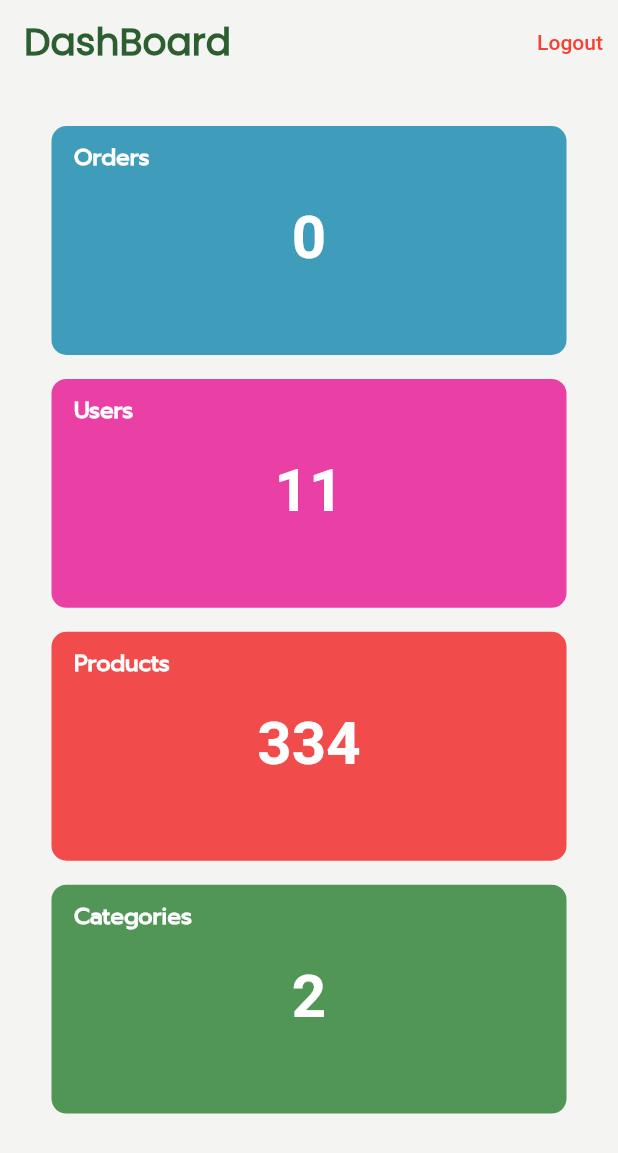
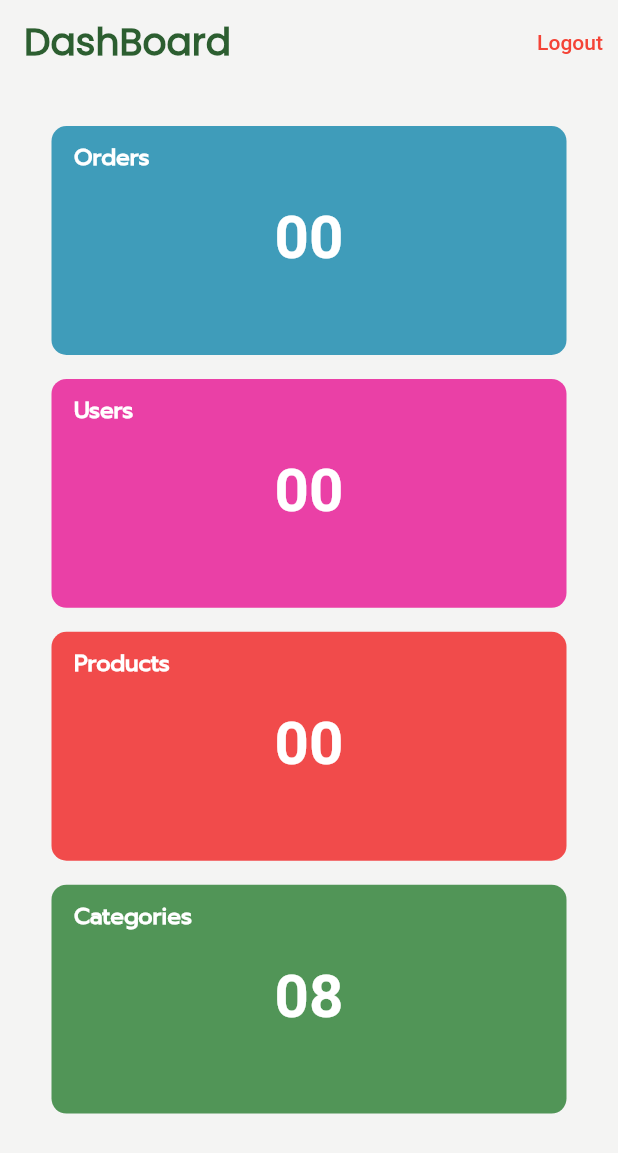
Before and after one commit to mhd-atheel/groceryapp, a Flutter app: the AdminHome screen opened directly, on a phone screen of 412 x 824 dp. Shown: the top 1153 px of the screen. Run offline on Flutter 3.47's test engine with Material 2 defaults, Android fonts, the phone set to English and light mode, and no system bars; our stand-ins replace badges, cached_network_image, carousel_slider, cloud_firestore, custom_sliding_segmented_control, firebase_auth and 7 more; missing offline and left inert: bottom_bar, payhere_mobilesdk_flutter; accounts and stored records are empty.

Commit message:
adding get x value

```diff
--- a/lib/admins/adminHome.dart
+++ b/lib/admins/adminHome.dart
@@ -15,6 +15,8 @@ class AdminHome extends StatefulWidget {
 
 class _AdminHomeState extends State<AdminHome> {
   late int ordersCount = -1;
+  late int userCount = -1;
+  late int productCount = -1;
   @override
   void initState() {
     print('Hi1');
@@ -31,7 +33,13 @@ class _AdminHomeState extends State<AdminHome> {
     await FirebaseFirestore.instance.collection('biodata').get(
     ).then((value) {
       setState(() {
-        ordersCount = value.size;
+        userCount = value.size;
+      });
+    });
+    await FirebaseFirestore.instance.collection('products').get(
+    ).then((value) {
+      setState(() {
+        productCount = value.size;
       });
     });
 
@@ -68,9 +76,9 @@ class _AdminHomeState extends State<AdminHome> {
             children: [
               const SizedBox(height: 20,),
               Functions.Dashboard_box(context,0xff3F9CBA,"Orders",ordersCount),
-              Functions.Dashboard_box(context,0xffEA40A6,"Users",11),
-              Functions.Dashboard_box(context,0xffF14B4B,"Products",334),
-              Functions.Dashboard_box(context,0xff519557,"Categories",2),
+              Functions.Dashboard_box(context,0xffEA40A6,"Users",userCount),
+              Functions.Dashboard_box(context,0xffF14B4B,"Products",productCount),
+              Functions.Dashboard_box(context,0xff519557,"Categories",8),
                const SizedBox(height: 20,),
             ],
           ),
--- a/lib/variables.dart
+++ b/lib/variables.dart
@@ -8,6 +8,9 @@ class  Variable extends GetxController {
    RxInt itemCount = 1.obs;
 
 }
+class  ItemVariable extends GetxController {
+   RxInt itemCount = 1.obs;
+}
 class IsLoading{
    static bool isLoading  = false;
 }
--- a/lib/widget/dashboardBox.dart
+++ b/lib/widget/dashboardBox.dart
@@ -71,7 +71,7 @@ class Functions {
                       count!=-1 ? Padding(
                         padding: const EdgeInsets.all(8.0),
                         child: Text(
-                          count.toString(),
+                          count<=9&&count>=0?'0'+count.toString():count.toString(),
                           style: TextStyle(
                               color: Colors.white,
                               fontWeight: FontWeight.bold,
```
Also changed, not shown: lib/itemPage.dart (+14 -13 lines).
